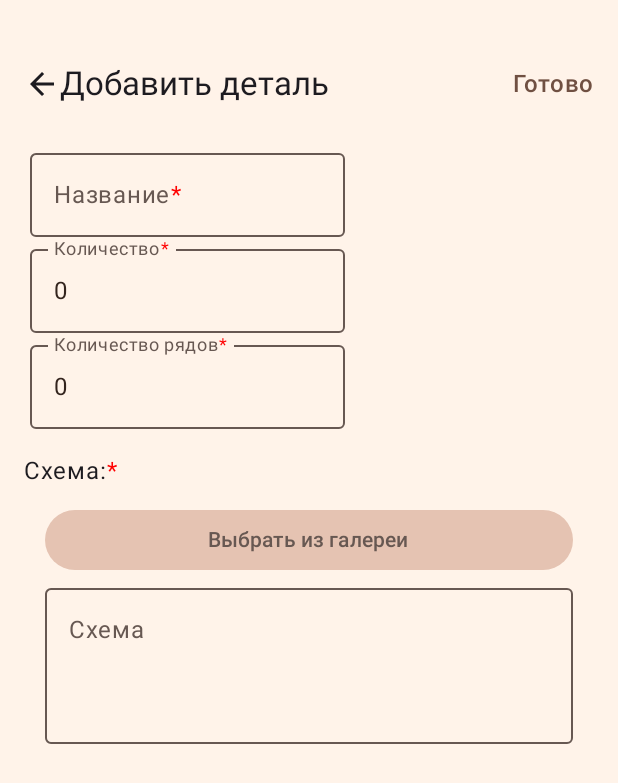
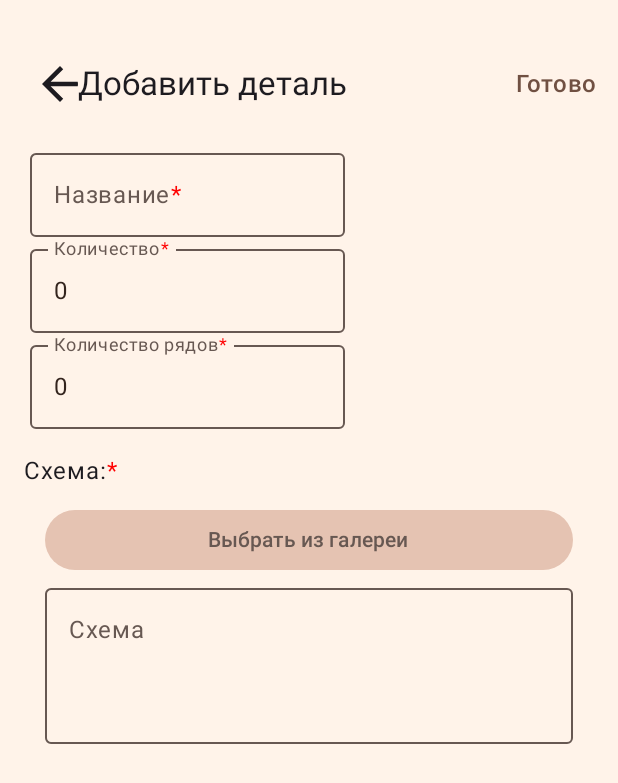
Before and after one commit to Frogog/Crochetick, an Android app built with Jetpack Compose: the Test screen opened directly, with no data from a screen before it, after a tap on "AddDetail", on a phone screen of 412 x 824 dp. Shown: the top 783 px of the screen. Run offline under Robolectric (Android 15) with nearby library versions, the light colour scheme and no system bars.

Commit message:
Исправил TopBar у форм

```diff
--- a/app/src/main/java/com/example/crochetick/Activities/AddDetailActivity.kt
+++ b/app/src/main/java/com/example/crochetick/Activities/AddDetailActivity.kt
@@ -61,7 +61,7 @@
                             modifier = Modifier
                                 .fillMaxWidth()
                                 .background(Background)
-                                .padding(top = 32.dp,bottom = 8.dp, start = 16.dp,end = 4.dp),
+                                .padding(top = 32.dp,bottom = 8.dp, start = 16.dp),
                             verticalAlignment = Alignment.CenterVertically,
                             horizontalArrangement = Arrangement.SpaceBetween
                         ) {
@@ -69,6 +69,7 @@
                                 verticalAlignment = Alignment.CenterVertically,
                                 modifier = Modifier.padding(end = 10.dp)
                             ) {
+                                Spacer(modifier = Modifier.width(12.dp))
                                 IconButton(
                                     onClick = {
                                         finish()
@@ -77,7 +78,8 @@
                                 ) {
                                     Icon(
                                         imageVector = ImageVector.vectorResource(R.drawable.back_icon),
-                                        contentDescription = "Localized description"
+                                        contentDescription = "Localized description",
+                                        modifier = Modifier.fillMaxSize()
                                     )
                                 }
                                 Text(
@@ -89,6 +91,8 @@
                                 onClick = {
                                     viewModel.validateForm()
                                 },
+                                contentPadding = PaddingValues(0.dp),
+                                modifier = Modifier.padding(end = 12.dp)
                             ) {
                                 Text(
                                     text = "Готово",
@@ -211,7 +215,7 @@
                         modifier = Modifier
                             .fillMaxWidth()
                             .background(Background)
-                            .padding(top = 32.dp,bottom = 8.dp, start = 16.dp,end = 4.dp),
+                            .padding(top = 32.dp,bottom = 8.dp, start = 16.dp),
                         verticalAlignment = Alignment.CenterVertically,
                         horizontalArrangement = Arrangement.SpaceBetween
                     ) {
@@ -222,13 +226,15 @@
                             IconButton(
                                 onClick = {
                                 },
-                                modifier = Modifier.size(24.dp),
+                                modifier = Modifier.size(24.dp)
                             ) {
                                 Icon(
                                     imageVector = ImageVector.vectorResource(R.drawable.back_icon),
-                                    contentDescription = "Localized description"
+                                    contentDescription = "Localized description",
+                                    modifier = Modifier.fillMaxSize()
                                 )
                             }
+                            Spacer(modifier = Modifier.width(12.dp))
                             Text(
                                 "Добавить деталь",
                                 style = MaterialTheme.typography.titleLarge
@@ -237,6 +243,8 @@
                         TextButton(
                             onClick = {
                             },
+                            contentPadding = PaddingValues(0.dp),
+                            modifier = Modifier.padding(end= 12.dp)
                         ) {
                             Text(
                                 text = "Готово",
--- a/app/src/main/java/com/example/crochetick/Activities/AddProjectActivity.kt
+++ b/app/src/main/java/com/example/crochetick/Activities/AddProjectActivity.kt
@@ -65,46 +65,10 @@
             CrochetickTheme {
                 Scaffold (
                     topBar = {
-                        Row(
-                            modifier = Modifier
-                                .fillMaxWidth()
-                                .background(Background)
-                                .padding(top = 32.dp, bottom = 8.dp, start = 16.dp, end = 4.dp),
-                            verticalAlignment = Alignment.CenterVertically,
-                            horizontalArrangement = Arrangement.SpaceBetween
-                        ) {
-                            Row(
-                                verticalAlignment = Alignment.CenterVertically,
-                                modifier = Modifier.padding(end = 10.dp)
-                            ) {
-                                IconButton(
-                                    onClick = {
-                                        finish()
-                                    },
-                                    modifier = Modifier.size(24.dp),
-                                ) {
-                                    Icon(
-                                        imageVector = ImageVector.vectorResource(R.drawable.back_icon),
-                                        contentDescription = "Localized description"
-                                    )
-                                }
-                                Text(
-                                    "Добавить новый проект",
-                                    style = MaterialTheme.typography.titleLarge
-                                )
-                            }
-                            TextButton(
-                                onClick = {
-                                    viewModel.validateForm()
-                                },
-                            ) {
-                                Text(
-                                    text = "Готово",
-                                    style = MaterialTheme.typography.titleMedium,
-                                    color = TextBright,
-                                )
-                            }
-                        }
+                        ProjectTopBar(
+                            {finish()},
+                            {viewModel.validateForm()}
+                        )
                     },
                 ){innerPadding->
                     MainContent(innerPadding,{goToDetail(this)},viewModel)
@@ -193,6 +157,53 @@
     }
 }
 
+@Composable
+fun ProjectTopBar(
+    onBackClick: () -> Unit,
+    onDoneClick: () -> Unit,
+    ){
+    Row(
+        modifier = Modifier
+            .fillMaxWidth()
+            .background(Background)
+            .padding(top = 32.dp, bottom = 8.dp, start = 16.dp),
+        verticalAlignment = Alignment.CenterVertically,
+        horizontalArrangement = Arrangement.SpaceBetween
+    ) {
+        Row(
+            verticalAlignment = Alignment.CenterVertically,
+            modifier = Modifier.padding(end = 10.dp)
+        ) {
+            IconButton(
+                onClick = onBackClick,
+                modifier = Modifier.size(24.dp),
+            ) {
+                Icon(
+                    imageVector = ImageVector.vectorResource(R.drawable.back_icon),
+                    contentDescription = "Localized description",
+                    modifier = Modifier.fillMaxSize()
+                )
+            }
+            Spacer(modifier = Modifier.width(12.dp))
+            Text(
+                "Добавить новый проект",
+                style = MaterialTheme.typography.titleLarge
+            )
+        }
+        TextButton(
+            onClick = onDoneClick,
+            contentPadding = PaddingValues(0.dp),
+
+            modifier = Modifier.padding(end=12.dp) //Чуть меньше чем в дизайне
+        ) {
+            Text(
+                text = "Готово",
+                style = MaterialTheme.typography.titleMedium,
+                color = TextBright,
+            )
+        }
+    }
+}
 
 
 
@@ -371,7 +382,7 @@
         modifier = Modifier
             .fillMaxWidth()
             .background(Background)
-            .padding(top = 32.dp, bottom = 8.dp, start = 16.dp, end = 4.dp),
+            .padding(top = 32.dp, bottom = 8.dp, start = 16.dp),
         verticalAlignment = Alignment.CenterVertically,
         horizontalArrangement = Arrangement.SpaceBetween
     ) {
@@ -386,9 +397,11 @@
             ) {
                 Icon(
                     imageVector = ImageVector.vectorResource(R.drawable.back_icon),
-                    contentDescription = "Localized description"
+                    contentDescription = "Localized description",
+                    modifier = Modifier.fillMaxSize()
                 )
             }
+            Spacer(modifier = Modifier.width(12.dp))
             Text(
                 text = title,
                 style = MaterialTheme.typography.titleLarge
@@ -397,6 +410,9 @@
         TextButton(
             onClick = {
             },
+            contentPadding = PaddingValues(0.dp),
+
+            modifier = Modifier.padding(end=12.dp) //Чуть меньше чем в дизайне
         ) {
             Text(
                 text = "Готово",
```
